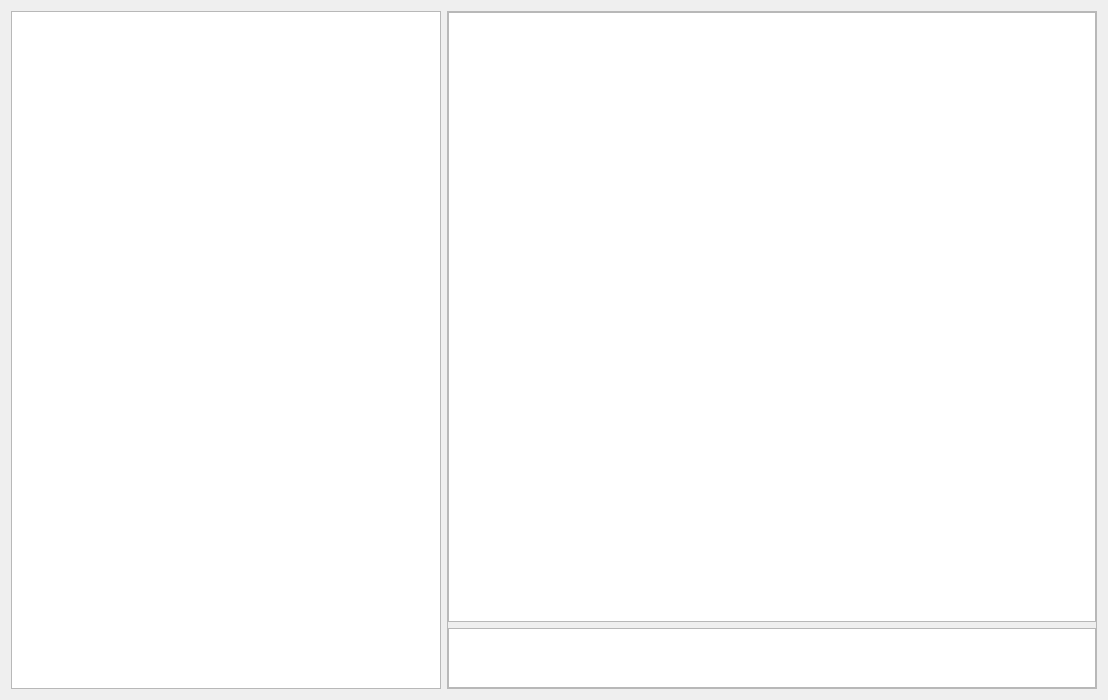
Qt form PrinterServer/mainwindow.ui (Bazzzukasss/PrinterEmulator) before a commit.
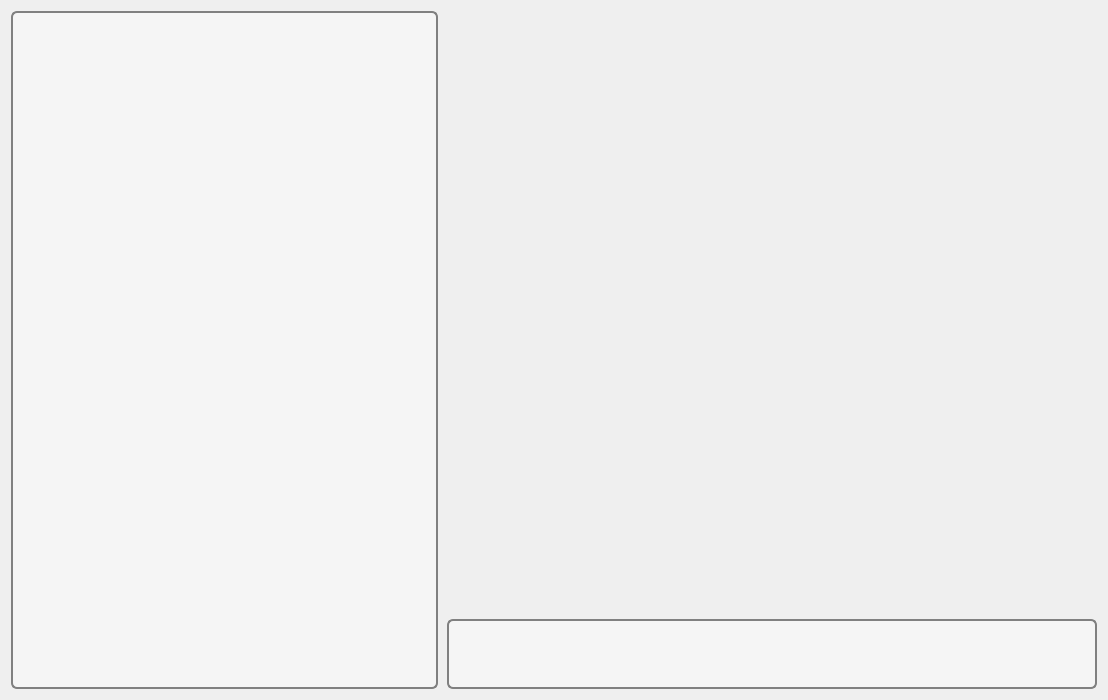
The same form after that commit. Icons and pictures are not drawn. Custom widgets are drawn as their Qt base class.

Patch:
```diff
--- a/PrinterServer/mainwindow.ui
+++ b/PrinterServer/mainwindow.ui
@@ -18,10 +18,37 @@
    </font>
   </property>
   <property name="windowTitle">
-   <string>MainWindow</string>
+   <string>Printer Server</string>
+  </property>
+  <property name="styleSheet">
+   <string notr="true">QWidget#centralWidget{
+	border-image: url(:/img/metal.jpg) 0 0 0 0 stretch stretch;
+}
+
+QWidget#mView{
+	background-color: transparent;
+	border: none;
+}
+
+QTextEdit#mPrinterInfoEdit{
+	font-size: 10pt;
+}
+
+QTextEdit{
+	font-size: 8pt;
+	font-weight: bold;
+	border: 2px solid grey;
+	border-radius: 6px;   
+	background-color: rgb(245, 245, 245);
+	padding: 4px;
+}
+</string>
   </property>
   <widget class="QWidget" name="centralWidget">
    <layout class="QHBoxLayout" name="horizontalLayout">
+    <property name="spacing">
+     <number>9</number>
+    </property>
     <item>
      <widget class="QTextEdit" name="mServerInfoEdit">
       <property name="sizePolicy">
@@ -33,8 +60,8 @@
       <property name="font">
        <font>
         <pointsize>8</pointsize>
-        <weight>50</weight>
-        <bold>false</bold>
+        <weight>75</weight>
+        <bold>true</bold>
        </font>
       </property>
      </widget>
@@ -48,7 +75,7 @@
        </size>
       </property>
       <property name="frameShape">
-       <enum>QFrame::StyledPanel</enum>
+       <enum>QFrame::NoFrame</enum>
       </property>
       <property name="frameShadow">
        <enum>QFrame::Raised</enum>
@@ -87,12 +114,14 @@
          <property name="maximumSize">
           <size>
            <width>16777215</width>
-           <height>60</height>
+           <height>70</height>
           </size>
          </property>
          <property name="font">
           <font>
            <pointsize>10</pointsize>
+           <weight>75</weight>
+           <bold>true</bold>
           </font>
          </property>
         </widget>
```
Left out of the diff: 9 changed lines with no effect on the pictures.
